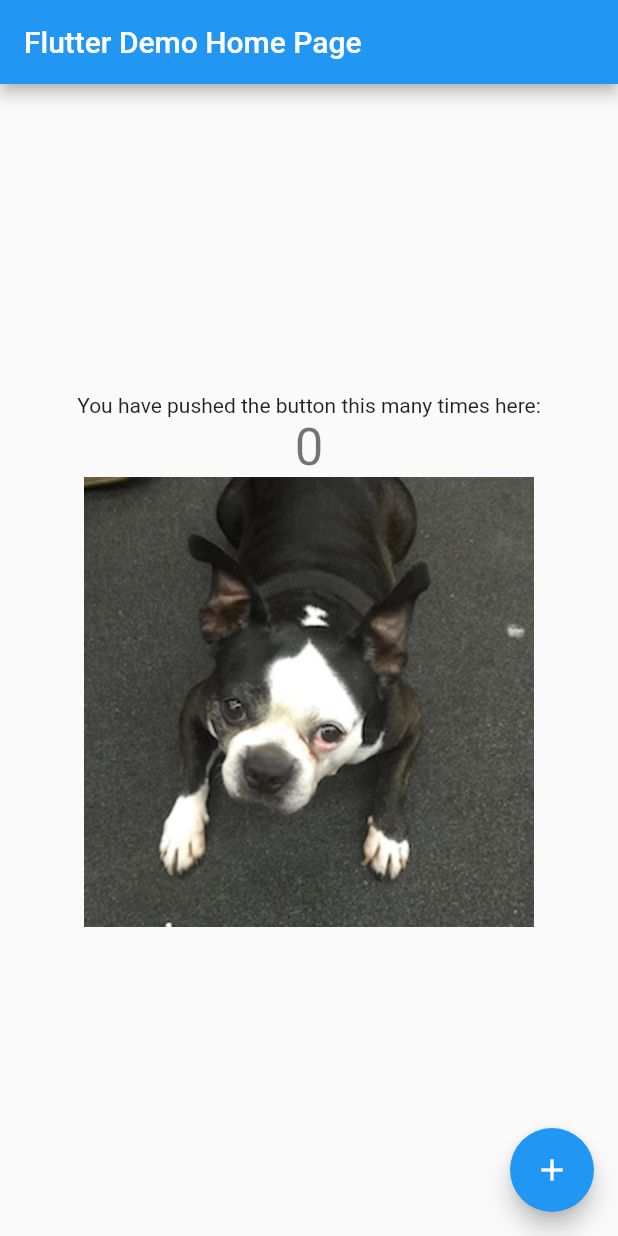
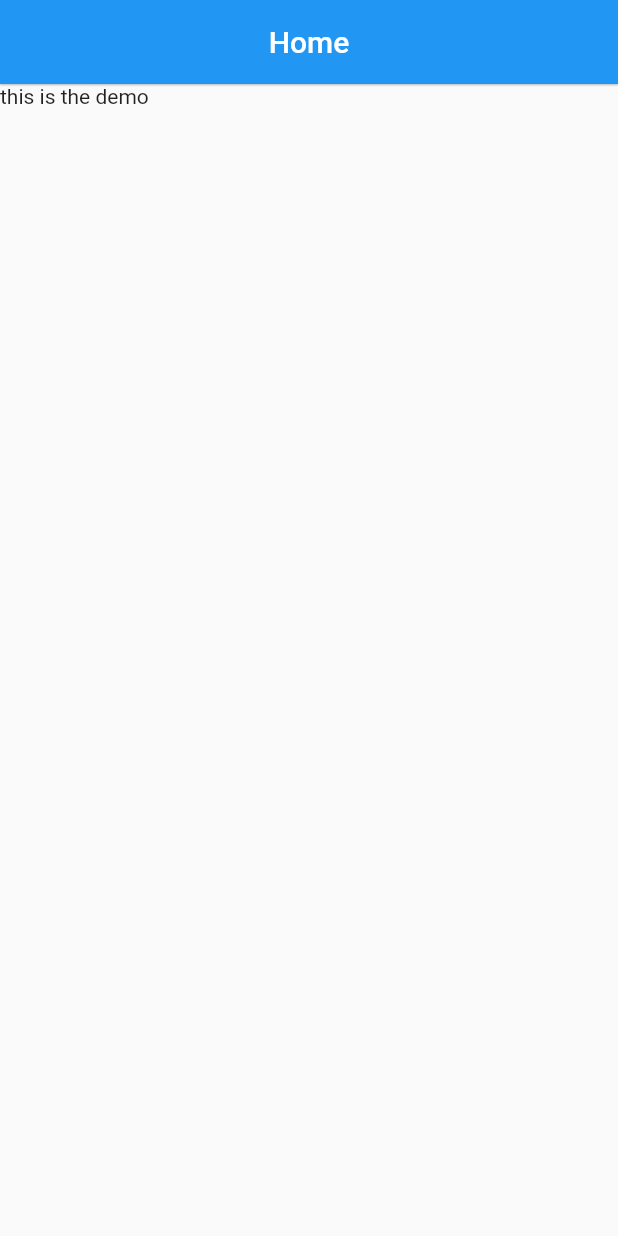
Before and after one commit to reng99/flutter-demo, a Flutter app: the screen it shows after launch, on a phone screen of 412 x 824 dp. Run offline on Flutter 3.47's test engine with Material 2 defaults, Android fonts, the phone set to English and light mode, and no system bars.

Commit message:
更改入口页面

```diff
--- a/lib/main.dart
+++ b/lib/main.dart
@@ -1,116 +1,19 @@
 import 'package:flutter/material.dart';
+import 'pages/MainPage.dart';
 
 void main() {
-  runApp(const MyApp());
+  runApp(MyApp());
 }
 
 class MyApp extends StatelessWidget {
-  const MyApp({Key? key}) : super(key: key);
-
   // This widget is the root of your application.
   @override
   Widget build(BuildContext context) {
     return MaterialApp(
-      title: 'Flutter Demo',
       theme: ThemeData(
-        // This is the theme of your application.
-        //
-        // Try running your application with "flutter run". You'll see the
-        // application has a blue toolbar. Then, without quitting the app, try
-        // changing the primarySwatch below to Colors.green and then invoke
-        // "hot reload" (press "r" in the console where you ran "flutter run",
-        // or simply save your changes to "hot reload" in a Flutter IDE).
-        // Notice that the counter didn't reset back to zero; the application
-        // is not restarted.
         primarySwatch: Colors.blue,
       ),
-      home: const MyHomePage(title: 'Flutter Demo Home Page'),
+      home: MainPage(),
     );
   }
 }
-
-class MyHomePage extends StatefulWidget {
-  const MyHomePage({Key? key, required this.title}) : super(key: key);
-
-  // This widget is the home page of your application. It is stateful, meaning
-  // that it has a State object (defined below) that contains fields that affect
-  // how it looks.
-
-  // This class is the configuration for the state. It holds the values (in this
-  // case the title) provided by the parent (in this case the App widget) and
-  // used by the build method of the State. Fields in a Widget subclass are
-  // always marked "final".
-
-  final String title;
-
-  @override
-  State<MyHomePage> createState() => _MyHomePageState();
-}
-
-class _MyHomePageState extends State<MyHomePage> {
-  int _counter = 0;
-
-  void _incrementCounter() {
-    setState(() {
-      // This call to setState tells the Flutter framework that something has
-      // changed in this State, which causes it to rerun the build method below
-      // so that the display can reflect the updated values. If we changed
-      // _counter without calling setState(), then the build method would not be
-      // called again, and so nothing would appear to happen.
-      _counter++;
-    });
-  }
-
-  @override
-  Widget build(BuildContext context) {
-    // This method is rerun every time setState is called, for instance as done
-    // by the _incrementCounter method above.
-    //
-    // The Flutter framework has been optimized to make rerunning build methods
-    // fast, so that you can just rebuild anything that needs updating rather
-    // than having to individually change instances of widgets.
-    return Scaffold(
-      appBar: AppBar(
-        // Here we take the value from the MyHomePage object that was created by
-        // the App.build method, and use it to set our appbar title.
-        title: Text(widget.title),
-      ),
-      body: Center(
-        // Center is a layout widget. It takes a single child and positions it
-        // in the middle of the parent.
-        child: Column(
-          // Column is also a layout widget. It takes a list of children and
-          // arranges them vertically. By default, it sizes itself to fit its
-          // children horizontally, and tries to be as tall as its parent.
-          //
-          // Invoke "debug painting" (press "p" in the console, choose the
-          // "Toggle Debug Paint" action from the Flutter Inspector in Android
-          // Studio, or the "Toggle Debug Paint" command in Visual Studio Code)
-          // to see the wireframe for each widget.
-          //
-          // Column has various properties to control how it sizes itself and
-          // how it positions its children. Here we use mainAxisAlignment to
-          // center the children vertically; the main axis here is the vertical
-          // axis because Columns are vertical (the cross axis would be
-          // horizontal).
-          mainAxisAlignment: MainAxisAlignment.center,
-          children: <Widget>[
-            const Text(
-              'You have pushed the button this many times here:',
-            ),
-            Text(
-              '$_counter',
-              style: Theme.of(context).textTheme.headline4,
-            ),
-            Image.asset('images/ct_pic1.jpg'),
-          ],
-        ),
-      ),
-      floatingActionButton: FloatingActionButton(
-        onPressed: _incrementCounter,
-        tooltip: 'Increment',
-        child: const Icon(Icons.add),
-      ), // This trailing comma makes auto-formatting nicer for build methods.
-    );
-  }
-}
--- /dev/null
+++ b/lib/pages/MainPage.dart
@@ -0,0 +1,20 @@
+import 'package:flutter/material.dart';
+
+import '../constants/Strings.dart';
+import '../constants/Dimens.dart';
+
+class MainPage extends StatelessWidget {
+  @override
+  Widget build(BuildContext context) {
+    return Scaffold(
+      appBar: AppBar(
+        title: Text(Strings.home),
+        centerTitle: true,
+        elevation: Dimens.ELEVATION_TITLE,
+      ),
+      body: Container(
+        child: Text('this is the demo'),
+      ),
+    );
+  }
+}
```
